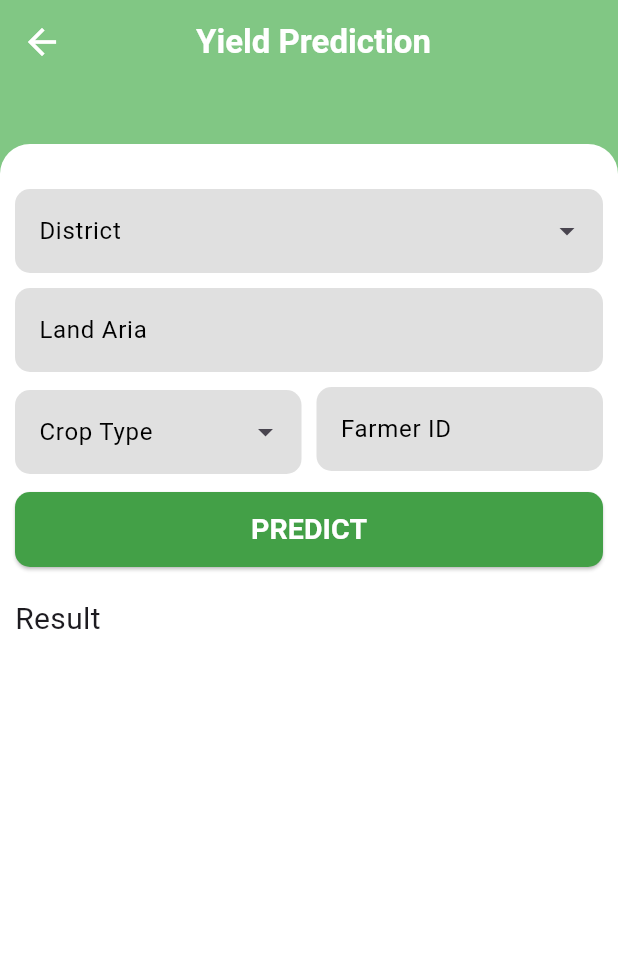
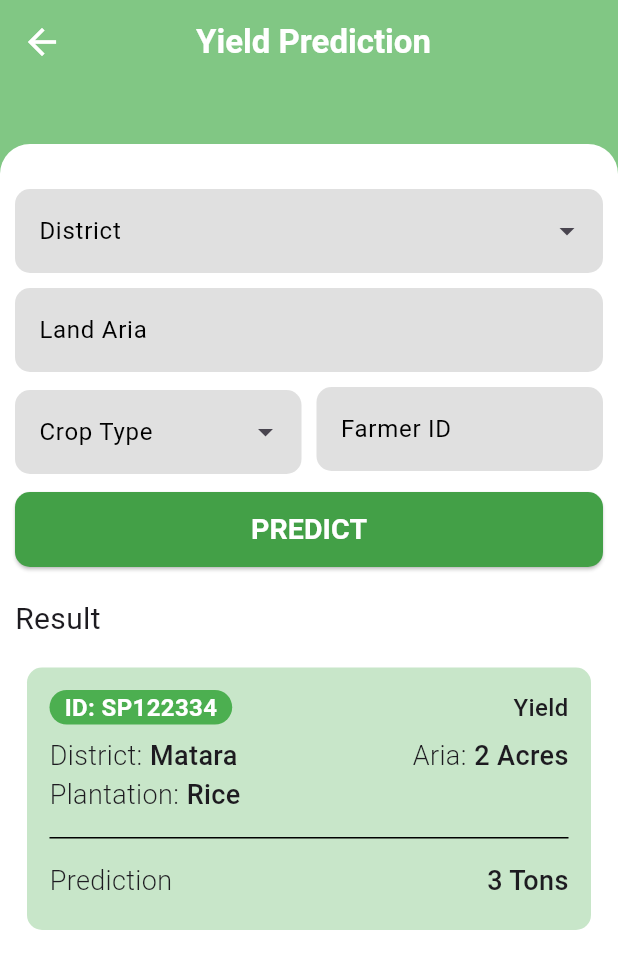
Before and after one commit to AchinthaPrabash3/Harvest_Prediction, a Flutter app: the Yield screen opened directly, on a phone screen of 412 x 824 dp. Shown: the top 969 px of the screen. Run offline on Flutter 3.47's test engine with Material 3 defaults, Android fonts, the phone set to English and light mode, and no system bars; drawn by our look-alikes of dropdown_search; our stand-ins replace cloud_firestore, firebase_auth, firebase_core, flutter_carousel_widget, google_fonts; accounts and stored records are empty.

Commit message:
added yield card

```diff
--- a/lib/pages/homepage.dart
+++ b/lib/pages/homepage.dart
@@ -280,7 +280,7 @@ class _HomePageState extends State<HomePage> {
                                           color: Colors.white,
                                           height: 1.2,
                                           fontWeight: FontWeight.w700,
-                                          fontSize: 16,
+                                          fontSize: 20,
                                         ),
                                       ),
                                     ),
--- a/lib/pages/splashscreen.dart
+++ b/lib/pages/splashscreen.dart
@@ -16,7 +16,7 @@ class __SplahScreenState extends State<SplahScreen>
     super.initState();
     SystemChrome.setEnabledSystemUIMode(SystemUiMode.immersive);
 
-    Future.delayed(Duration(seconds: 5), () {
+    Future.delayed(const Duration(seconds: 5), () {
       Navigator.of(context)
           .pushReplacement(MaterialPageRoute(builder: (_) => Login()));
     });
@@ -41,7 +41,7 @@ class __SplahScreenState extends State<SplahScreen>
               begin: Alignment.topCenter,
               end: Alignment.bottomCenter),
         ),
-        child: Icon(
+        child: const Icon(
           Icons.face,
           size: 40,
         ),
--- /dev/null
+++ b/lib/pages/yieldCard.dart
@@ -0,0 +1,143 @@
+// ignore_for_file: prefer_const_constructors, prefer_const_literals_to_create_immutables
+
+import 'package:flutter/material.dart';
+
+class YieldCard extends StatefulWidget {
+  const YieldCard({super.key});
+
+  @override
+  State<YieldCard> createState() => _YieldCardState();
+}
+
+class _YieldCardState extends State<YieldCard> {
+  @override
+  Widget build(BuildContext context) {
+    return Padding(
+      padding: const EdgeInsets.all(8.0),
+      child: Container(
+        width: MediaQuery.of(context).size.width,
+        decoration: BoxDecoration(
+            color: Colors.green.shade100,
+            borderRadius: BorderRadius.circular(10)),
+        child: Padding(
+          padding:
+              const EdgeInsets.only(left: 15.0, top: 15, right: 15, bottom: 20),
+          child: Column(
+            children: [
+              Row(
+                mainAxisAlignment: MainAxisAlignment.spaceBetween,
+                crossAxisAlignment: CrossAxisAlignment.center,
+                children: [
+                  Container(
+                      decoration: BoxDecoration(
+                          color: Colors.green,
+                          borderRadius: BorderRadius.circular(30)),
+                      child: Padding(
+                        padding: const EdgeInsets.symmetric(horizontal: 10.0),
+                        child: Text(
+                          'ID: SP122334',
+                          style: TextStyle(
+                              fontSize: 16,
+                              fontWeight: FontWeight.bold,
+                              color: Colors.white),
+                        ),
+                      )),
+                  Text(
+                    'Yield',
+                    style: TextStyle(fontSize: 16, fontWeight: FontWeight.w500),
+                  )
+                ],
+              ),
+              Padding(
+                padding: const EdgeInsets.only(
+                  top: 8.0,
+                ),
+                child: Row(
+                  crossAxisAlignment: CrossAxisAlignment.start,
+                  mainAxisAlignment: MainAxisAlignment.spaceBetween,
+                  children: [
+                    Column(
+                      crossAxisAlignment: CrossAxisAlignment.start,
+                      children: [
+                        Row(
+                          children: [
+                            Text(
+                              'District:',
+                              style: TextStyle(
+                                  fontSize: 18, fontWeight: FontWeight.w300),
+                            ),
+                            Padding(
+                              padding: const EdgeInsets.only(left: 5.0),
+                              child: Text(
+                                'Matara',
+                                style: TextStyle(
+                                    fontSize: 18, fontWeight: FontWeight.w500),
+                              ),
+                            ),
+                          ],
+                        ),
+                        Row(
+                          children: [
+                            Text(
+                              'Plantation:',
+                              style: TextStyle(
+                                  fontSize: 18, fontWeight: FontWeight.w300),
+                            ),
+                            Padding(
+                              padding: const EdgeInsets.only(left: 5.0),
+                              child: Text(
+                                'Rice',
+                                style: TextStyle(
+                                    fontSize: 18, fontWeight: FontWeight.w500),
+                              ),
+                            ),
+                          ],
+                        )
+                      ],
+                    ),
+                    Row(
+                      children: [
+                        Text('Aria:',
+                            style: TextStyle(
+                                fontSize: 18, fontWeight: FontWeight.w300)),
+                        Padding(
+                          padding: const EdgeInsets.only(left: 5.0),
+                          child: Text(
+                            '2 Acres',
+                            style: TextStyle(
+                                fontSize: 18, fontWeight: FontWeight.w500),
+                          ),
+                        ),
+                      ],
+                    )
+                  ],
+                ),
+              ),
+              Padding(
+                padding: const EdgeInsets.symmetric(vertical: 15.0),
+                child: Container(
+                  decoration: BoxDecoration(color: Colors.black),
+                  height: 1,
+                  width: MediaQuery.of(context).size.width,
+                ),
+              ),
+              Row(
+                mainAxisAlignment: MainAxisAlignment.spaceBetween,
+                children: [
+                  Text(
+                    'Prediction',
+                    style: TextStyle(fontSize: 18, fontWeight: FontWeight.w300),
+                  ),
+                  Text(
+                    '3 Tons',
+                    style: TextStyle(fontSize: 18, fontWeight: FontWeight.w500),
+                  )
+                ],
+              )
+            ],
+          ),
+        ),
+      ),
+    );
+  }
+}
--- a/lib/pages/yieldpage.dart
+++ b/lib/pages/yieldpage.dart
@@ -1,7 +1,8 @@
-// ignore_for_file: prefer_const_constructors
+// ignore_for_file: prefer_const_constructors, prefer_const_literals_to_create_immutables
 
 import 'package:dropdown_search/dropdown_search.dart';
 import 'package:flutter/material.dart';
+import 'package:harvestapp/pages/yieldCard.dart';
 
 class Yield extends StatefulWidget {
   const Yield({super.key});
@@ -102,6 +103,14 @@ class _YieldState extends State<Yield> {
                   ),
                   SizedBox(
                     height: 10,
+                  ),
+                  SizedBox(
+                    height: 400,
+                    child: SingleChildScrollView(
+                      child: Column(children: [
+                        YieldCard(),
+                      ]),
+                    ),
                   )
                 ],
               )
--- a/pubspec.yaml
+++ b/pubspec.yaml
@@ -28,3 +28,4 @@ flutter:
   assets:
     - lib/assets/image1.png
     - lib/assets/profile.jpeg
+    - lib/assets/crimg.png
```
Also changed, not shown: lib/pages/mainpage.dart (+127 -2 lines), lib/assets/crimg.png (added).
